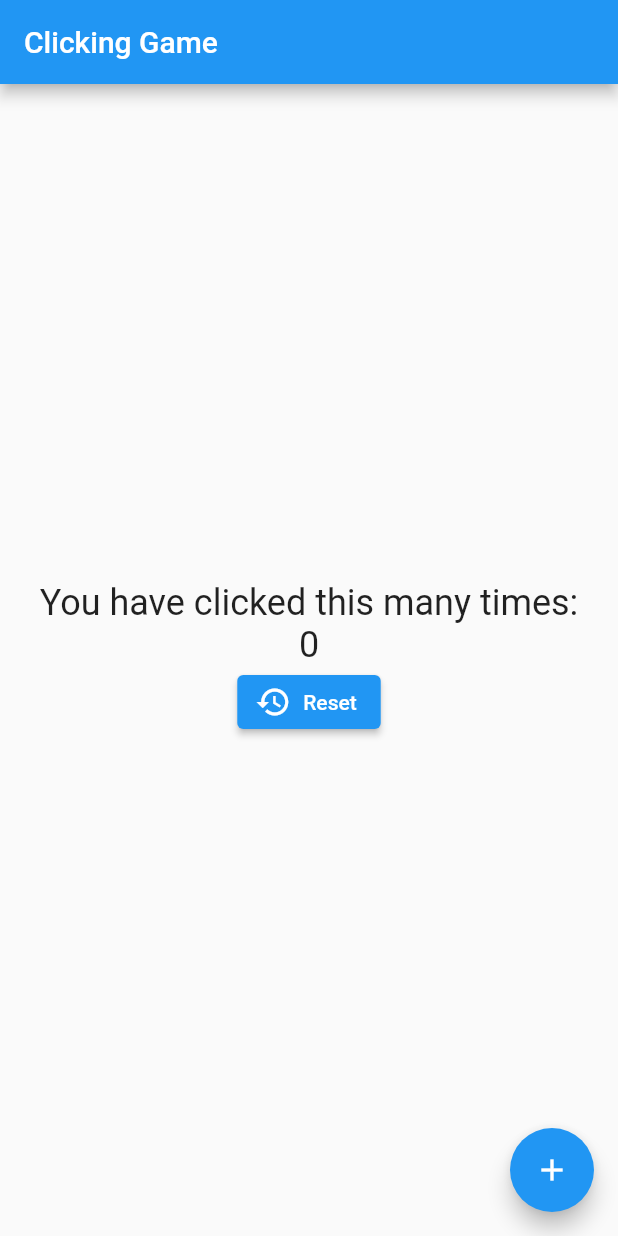
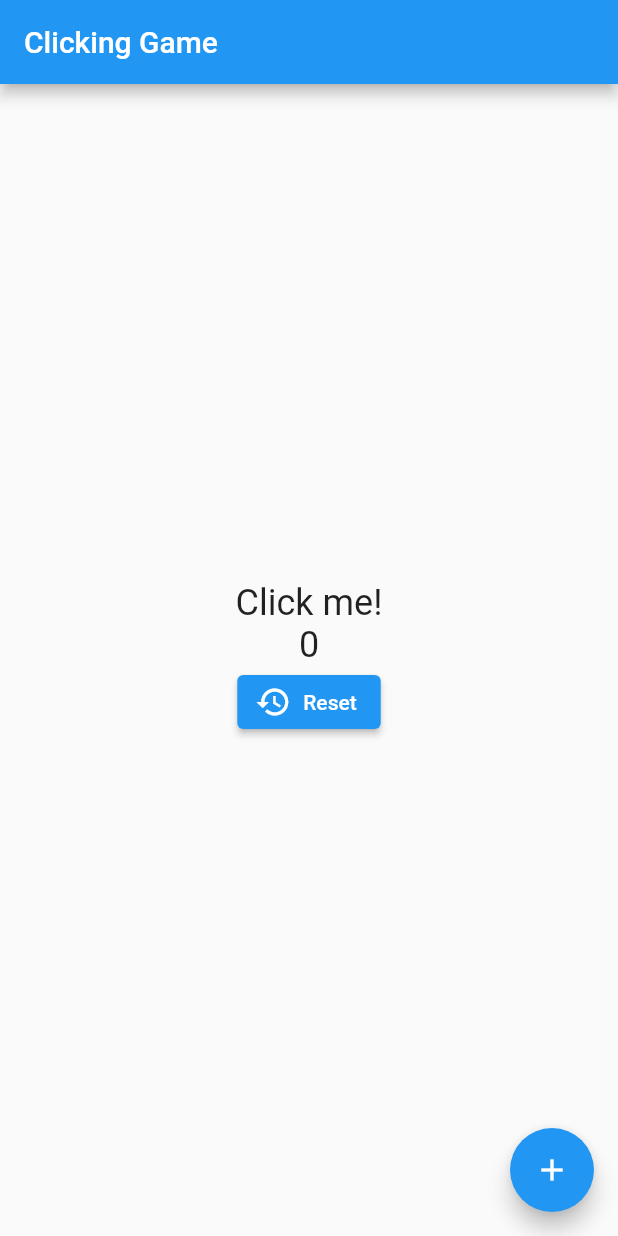
Before and after one commit to songyang-dev/vanier-mobile-stateful-widget, a Flutter app: the screen it shows after launch, on a phone screen of 412 x 824 dp. Run offline on Flutter 3.47's test engine with Material 2 defaults, Android fonts, the phone set to English and light mode, and no system bars.

Commit message:
Dynamic text

```diff
--- a/lib/home/home.dart
+++ b/lib/home/home.dart
@@ -25,10 +25,7 @@ class _HomeScreenState extends State<HomeScreen> {
         child: Column(
           mainAxisAlignment: MainAxisAlignment.center,
           children: [
-            Text(
-              "You have clicked this many times:",
-              style: Theme.of(context).textTheme.headlineSmall,
-            ),
+            MotivationalText(count: _counter),
             Text(
               "$_counter",
               style: Theme.of(context).textTheme.headlineSmall,
@@ -48,3 +45,28 @@ class _HomeScreenState extends State<HomeScreen> {
     );
   }
 }
+
+class MotivationalText extends StatelessWidget {
+  const MotivationalText({super.key, required, required this.count});
+
+  final int count;
+
+  String _computeText(int count) {
+    return switch (count) {
+      0 => "Click me!",
+      1 => "Good",
+      int count when count >= 2 && count < 10 => "Keep going.",
+      int count when count >= 10 && count < 20 => "Don't give up!",
+      int count when count >= 20 => "Reset!",
+      _ => "Impossible!",
+    };
+  }
+
+  @override
+  Widget build(BuildContext context) {
+    return Text(
+      _computeText(count),
+      style: Theme.of(context).textTheme.headlineSmall,
+    );
+  }
+}
```
